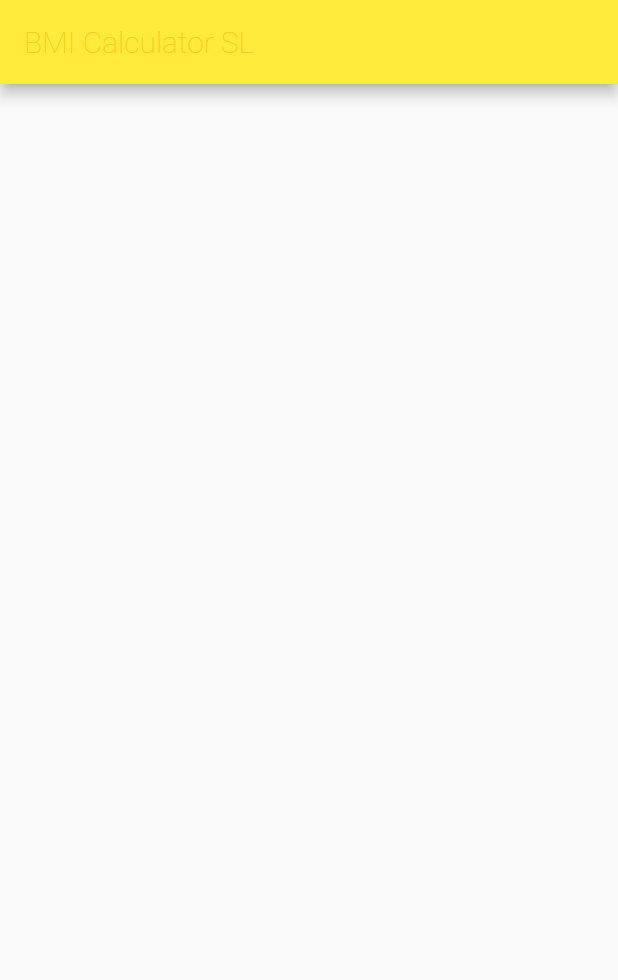
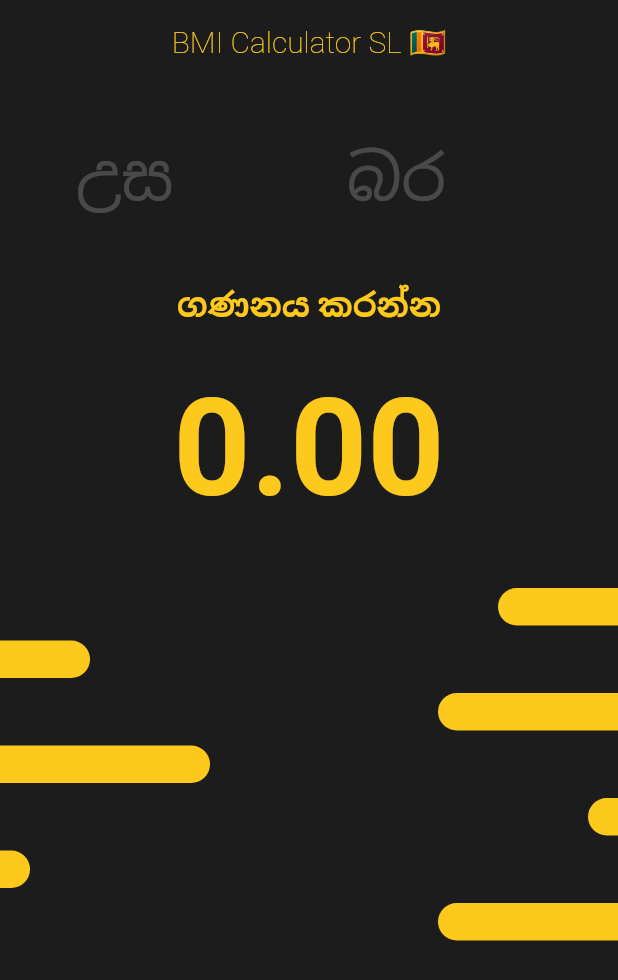
Before and after one commit to piumal96/sl_bmi_sinhala, a Flutter app: the screen it shows after launch, on a phone screen of 412 x 824 dp. Shown: the top 980 px of the screen. Run offline on Flutter 3.47's test engine with Material 2 defaults, Android fonts, the phone set to English and light mode, and no system bars; our stand-ins replace hexcolor.

Commit message:
UI Design and input data

```diff
--- a/lib/main.dart
+++ b/lib/main.dart
@@ -1,17 +1,15 @@
 import 'package:sl_bmi_sinhala/screens/home.dart';
 import 'package:flutter/material.dart';
 
-void main(){
+void main() {
   runApp(MyApp());
 }
 
 class MyApp extends StatelessWidget {
-  const MyApp({Key? key}) : super(key: key);
-
   @override
   Widget build(BuildContext context) {
     return MaterialApp(
-      title: "BMI Calculator",
+      title: 'BMI calculator',
       debugShowCheckedModeBanner: false,
       theme: ThemeData(
         primarySwatch: Colors.yellow,
--- a/lib/screens/home.dart
+++ b/lib/screens/home.dart
@@ -1,7 +1,7 @@
 import 'package:sl_bmi_sinhala/constants/app_constants.dart';
 import 'package:sl_bmi_sinhala/widgets/left_bar.dart';
+import 'package:sl_bmi_sinhala/widgets/right_bar.dart';
 import 'package:flutter/material.dart';
-
 class HomeScreen extends StatefulWidget {
   const HomeScreen({Key? key}) : super(key: key);
 
@@ -10,14 +10,135 @@ class HomeScreen extends StatefulWidget {
 }
 
 class _HomeScreenState extends State<HomeScreen> {
+  TextEditingController _heightCOntroller=TextEditingController();
+  TextEditingController _weightCOntroller=TextEditingController();
+  String _textResult="";
+  double  _bmiResult=0;
   @override
   Widget build(BuildContext context) {
     return Scaffold(
       appBar: AppBar(
         title: Text(
-          'BMI Calculator SL',
+          'BMI Calculator SL 🇱🇰',
           style: TextStyle(color:accentHexColor,fontWeight: FontWeight.w200),
         ),
+        backgroundColor: Colors.transparent,
+        elevation: 0,
+        centerTitle: true,
+      ),
+      backgroundColor: mainHexColor,
+      body: SingleChildScrollView(
+        child: Column(
+          children: [
+            SizedBox(height: 20,),
+            Row(
+              mainAxisAlignment: MainAxisAlignment.spaceEvenly,
+              children: [
+                Container(
+                  width: 130,
+                  child: TextField(
+                    controller: _heightCOntroller,
+                    style: TextStyle(
+                      fontSize: 43,
+                      fontWeight: FontWeight.w300,
+
+                    ),
+                    keyboardType: TextInputType.number,
+                    decoration: InputDecoration(
+                      border: InputBorder.none,
+                      hintText: "උස",
+                      hintStyle:TextStyle (
+                      fontSize:42,
+                        fontWeight: FontWeight.w300,
+                        color: Colors.white.withOpacity(0.2),
+                      ),
+                    ),
+                  ),
+
+                ),
+                Container(
+                  width: 130,
+                  child: TextField(
+                    controller: _weightCOntroller,
+                    style: TextStyle(
+                      fontSize: 43,
+                      fontWeight: FontWeight.w300,
+
+                    ),
+                    keyboardType: TextInputType.number,
+                    decoration: InputDecoration(
+                      border: InputBorder.none,
+                      hintText: "බර",
+                      hintStyle:TextStyle (
+                        fontSize:42,
+                        fontWeight: FontWeight.w300,
+                        color: Colors.white.withOpacity(0.2),
+                      ),
+                    ),
+                  ),
+
+                ),
+              ],
+            ),
+            SizedBox(height:30),
+            GestureDetector(
+              onTap: (){
+                double _h=double.parse(_heightCOntroller.text);
+                double _w=double.parse(_weightCOntroller.text);
+                setState(() {
+                  _bmiResult=_w/(_h*_h);
+                  if(_bmiResult>25){
+                    _textResult=" තො මහත වැඩී";
+                  }
+                  else if(_bmiResult>=18.5 && _bmiResult <= 25){
+                    _textResult=" උබ නම් ගානට ඉන්නව.";
+                  }
+                  else if(_bmiResult <18.5 ){
+                    _textResult="හොදට කාපිය මහත් වෙන්න.";
+                  }
+
+                });
+
+              },
+              child: Container(
+                child: Text("ගණනය කරන්න",style: TextStyle(fontSize: 22,fontWeight: FontWeight.bold,color: accentHexColor ),),
+              ),
+            ),
+            SizedBox(height: 30,),
+            Container(
+              child: Text(_bmiResult.toStringAsFixed(2),style: TextStyle(fontSize: 90,fontWeight: FontWeight.bold,color: accentHexColor ),),
+            ),
+            SizedBox(height: 30,),
+            Visibility(
+              visible: _textResult.isNotEmpty,
+              child: Container(
+                child: Text("",style: TextStyle(fontSize: 32,fontWeight: FontWeight.w400,color: accentHexColor),),
+              ),
+            ),
+            SizedBox(height: 10,),
+            LeftBar(barWidth: 80),
+            SizedBox(height: 10,),
+            RightBar(barWidth: 60),
+            SizedBox(height: 10,),
+            LeftBar(barWidth: 120),
+            SizedBox(height: 10,),
+            RightBar(barWidth: 140),
+            SizedBox(height: 10,),
+            LeftBar(barWidth: 20),
+            SizedBox(height: 10,),
+            RightBar(barWidth: 20),
+            SizedBox(height: 10,),
+            LeftBar(barWidth: 120),
+
+
+          ],
+
+
+        )
+
+
+
+
       ),
     );
   }
--- a/lib/widgets/right_bar.dart
+++ b/lib/widgets/right_bar.dart
@@ -1,10 +1,10 @@
 import 'package:sl_bmi_sinhala/constants/app_constants.dart';
 import 'package:flutter/material.dart';
 
-class LeftBar extends StatelessWidget {
+class RightBar extends StatelessWidget {
   final double barWidth;
 
-  const LeftBar({Key? key, required this.barWidth}) : super(key: key);
+  const RightBar({Key? key, required this.barWidth}) : super(key: key);
 
   @override
   Widget build(BuildContext context) {
@@ -16,8 +16,8 @@ class LeftBar extends StatelessWidget {
           width: barWidth,
           decoration: BoxDecoration(
             borderRadius: BorderRadius.only(
-              topLeft: Radius.circular(20),
-              bottomLeft: Radius.circular(20),
+              topRight: Radius.circular(20),
+              bottomRight: Radius.circular(20),
             ),
             color: accentHexColor,
           ),
```
Also changed, not shown: 2 other files.
